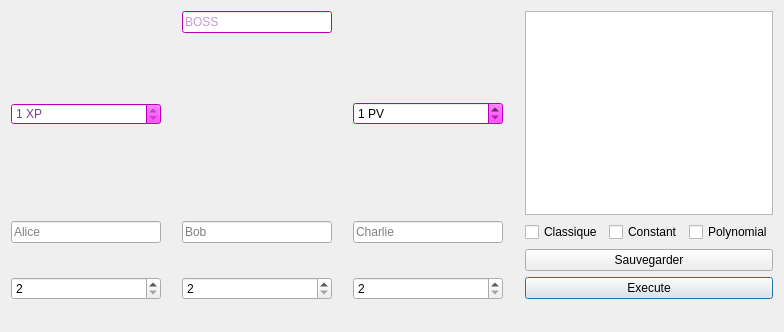
Above: Forms/tplayerwindow.ui from Ehonne/Valeurs-de-Shapley before the change. Below: the same form after it.
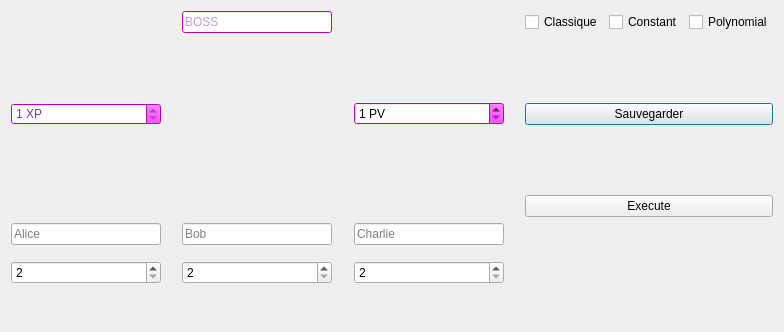
That is the form after the change. Icons and pictures are not drawn.

Commit message:
Interface fini + fonctionnalité load, save, save, execute
Ajouter les fonctons de antoines + faire fonction gen alea

What changed in the file:
```diff
--- a/Forms/tplayerwindow.ui
+++ b/Forms/tplayerwindow.ui
@@ -30,13 +30,6 @@
      </property>
     </spacer>
    </item>
-   <item row="5" column="6">
-    <widget class="QPushButton" name="pushButton_E">
-     <property name="text">
-      <string>Execute</string>
-     </property>
-    </widget>
-   </item>
    <item row="5" column="0">
     <widget class="QSpinBox" name="spinBox_A">
      <property name="minimum">
@@ -1645,7 +1638,7 @@
      </property>
     </widget>
    </item>
-   <item row="3" column="6">
+   <item row="0" column="6">
     <layout class="QHBoxLayout" name="horizontalLayout">
      <item>
       <widget class="QCheckBox" name="checkBox_Classique">
@@ -1670,15 +1663,19 @@
      </item>
     </layout>
    </item>
-   <item row="4" column="6">
+   <item row="1" column="6">
     <widget class="QPushButton" name="pushButton_Save">
      <property name="text">
       <string>Sauvegarder</string>
      </property>
     </widget>
    </item>
-   <item row="0" column="6" rowspan="3">
-    <widget class="QListWidget" name="listWidget"/>
+   <item row="2" column="6">
+    <widget class="QPushButton" name="pushButton_E">
+     <property name="text">
+      <string>Execute</string>
+     </property>
+    </widget>
    </item>
   </layout>
  </widget>
```
The commit also changes 15 other files.
